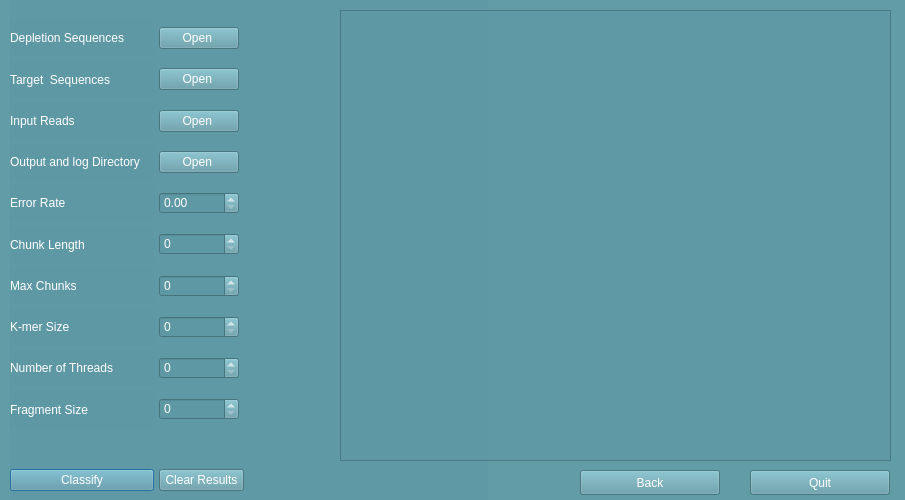
The window that src/gui/classify_mainwindow.ui (JensUweUlrich/ReadBouncer) describes before a commit, drawn with Qt 5.
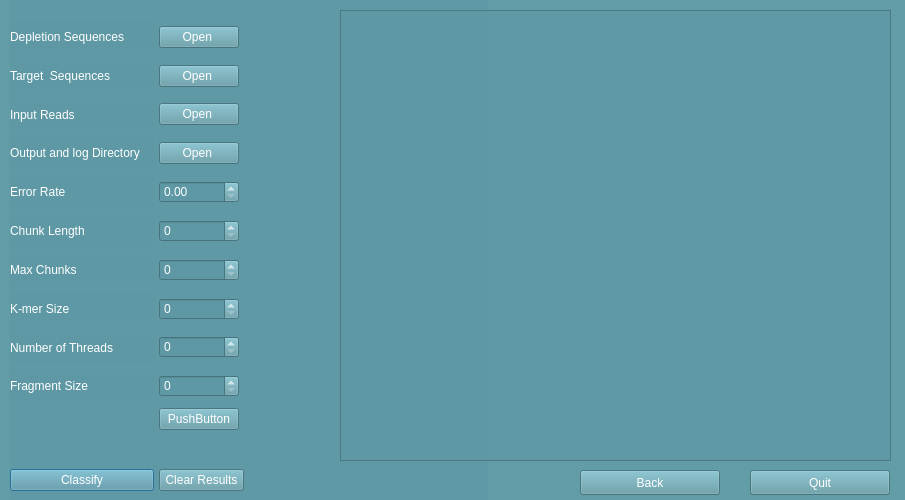
The same window after the commit.

Diff of the .ui file:
```diff
--- a/src/gui/classify_mainwindow.ui
+++ b/src/gui/classify_mainwindow.ui
@@ -495,6 +495,13 @@
       </property>
      </widget>
     </item>
+    <item row="15" column="6">
+     <widget class="QPushButton" name="pushButton">
+      <property name="text">
+       <string>PushButton</string>
+      </property>
+     </widget>
+    </item>
    </layout>
   </widget>
   <widget class="QTextEdit" name="output_window">
```
